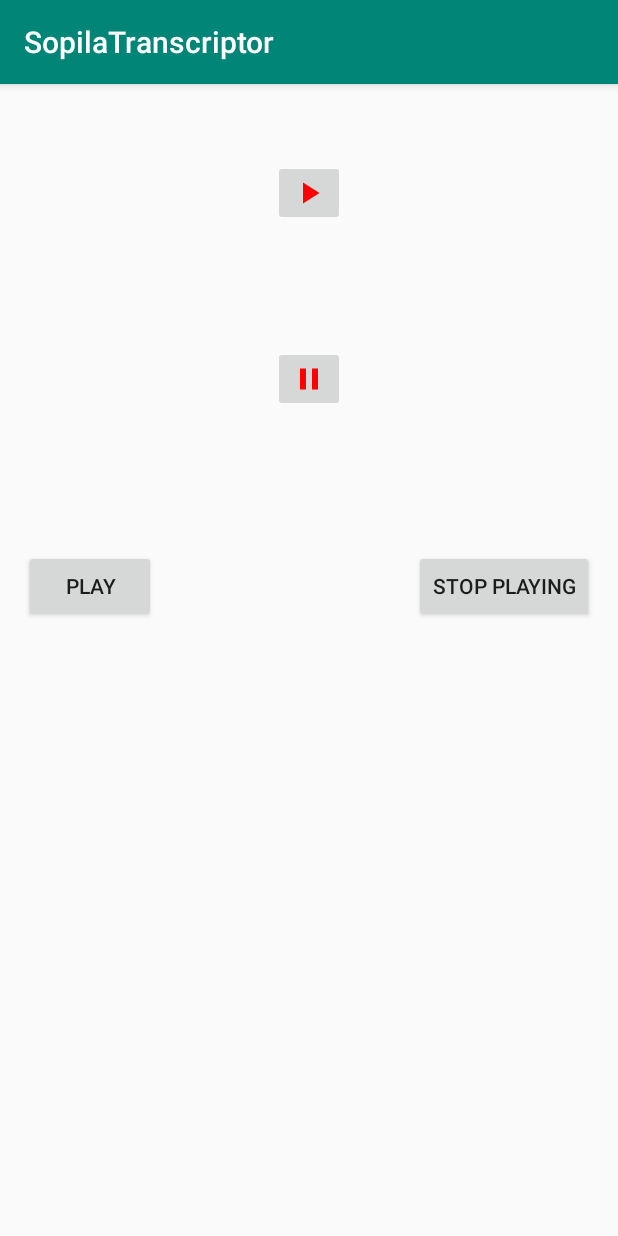
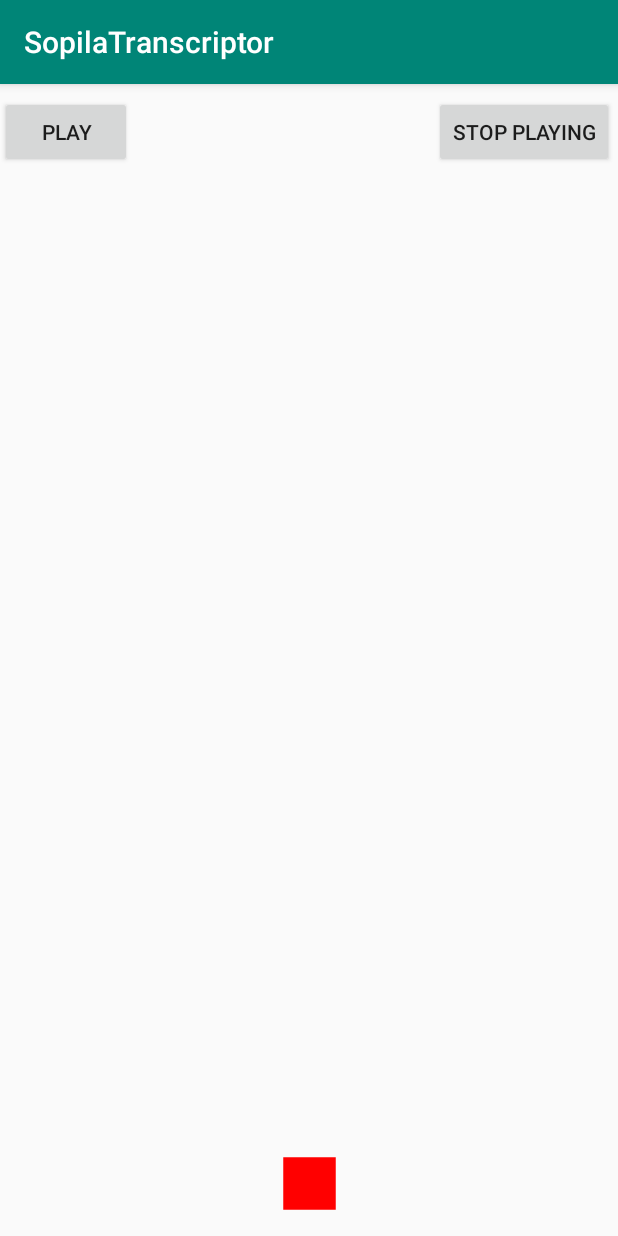
Before and after one commit to askoki/SopilaTranscriptor, an Android app: the screen it shows after launch (MainActivity), after a tap on an icon or button, on a phone screen of 412 x 824 dp. Run offline under Robolectric (Android 15) with nearby library versions, the phone set to English and light mode, and no system bars.

Commit message:
Added code for recording and converting to wav format. Filename input wip.

```diff
--- a/app/src/main/AndroidManifest.xml
+++ b/app/src/main/AndroidManifest.xml
@@ -3,6 +3,8 @@
     package="com.example.arcibald160.sopilatranscriptor">
 
     <uses-permission android:name="android.permission.RECORD_AUDIO" />
+    <uses-permission android:name="android.permission.WRITE_EXTERNAL_STORAGE" />
+    <uses-permission android:name="android.permission.READ_EXTERNAL_STORAGE" />
 
     <application
         android:allowBackup="true"
@@ -18,10 +20,6 @@
                 <category android:name="android.intent.category.LAUNCHER" />
             </intent-filter>
         </activity>
-        <activity
-            android:name=".AudioRecordTest"
-            android:label="@string/title_activity_audio_record_test"
-            android:theme="@style/AppTheme.NoActionBar"></activity>
     </application>
 
 </manifest>
--- a/app/src/main/java/com/example/arcibald160/sopilatranscriptor/MainActivity.java
+++ b/app/src/main/java/com/example/arcibald160/sopilatranscriptor/MainActivity.java
@@ -3,61 +3,53 @@ package com.example.arcibald160.sopilatranscriptor;
 import android.Manifest;
 import android.content.Context;
 import android.content.pm.PackageManager;
+import android.os.Build;
+import android.support.annotation.RequiresApi;
 import android.support.v4.app.ActivityCompat;
 import android.support.v7.app.AppCompatActivity;
 import android.os.Bundle;
 import android.view.View;
 import android.widget.Button;
-import android.widget.ImageButton;
+import android.widget.ToggleButton;
 
+@RequiresApi(api = Build.VERSION_CODES.M)
 public class MainActivity extends AppCompatActivity {
 
+    private RecordSound recordSound;
+
+    @RequiresApi(api = Build.VERSION_CODES.M)
     @Override
     protected void onCreate(Bundle savedInstanceState) {
         super.onCreate(savedInstanceState);
         setContentView(R.layout.activity_main);
 
+        recordSound = new RecordSound(getBaseContext());
+
         int PERMISSION_ALL = 0;
-        String[] PERMISSIONS = {Manifest.permission.RECORD_AUDIO};
+        String[] PERMISSIONS = {
+                Manifest.permission.RECORD_AUDIO,
+                Manifest.permission.WRITE_EXTERNAL_STORAGE,
+                Manifest.permission.READ_EXTERNAL_STORAGE
+        };
 
         if(!hasPermissions(this, PERMISSIONS)){
             ActivityCompat.requestPermissions(this, PERMISSIONS, PERMISSION_ALL);
         }
 
-        String fileName = getExternalCacheDir().getAbsolutePath();
-        fileName += "/audiorecordtest.3gp";
-        final RecordSound recordSound = new RecordSound(fileName);
-
-        ImageButton recButton = findViewById(R.id.rec_button);
-        ImageButton stopRecButton = findViewById(R.id.stop_rec_button);
+        final ToggleButton recButton = findViewById(R.id.rec_button);
         Button playButton = findViewById(R.id.play_btn);
         Button stopButton = findViewById(R.id.stop_play_btn);
 
         recButton.setOnClickListener(new View.OnClickListener() {
             @Override
             public void onClick(View view) {
-                recordSound.startRecording();
-            }
-        });
-
-        stopRecButton.setOnClickListener(new View.OnClickListener() {
-            @Override
-            public void onClick(View view) {
-                recordSound.stopRecording();
-            }
-        });
-
-        playButton.setOnClickListener(new View.OnClickListener() {
-            @Override
-            public void onClick(View view) {
-                recordSound.startPlaying();
-            }
-        });
-
-        stopButton.setOnClickListener(new View.OnClickListener() {
-            @Override
-            public void onClick(View view) {
-                recordSound.stopPlaying();
+                if (recButton.isChecked()) {
+                    recButton.setChecked(recordSound.startRecording());
+                } else {
+                    recordSound.stopRecording();
+                    InsertFileNameDialog filenameDialog = new InsertFileNameDialog();
+                    filenameDialog.show(getSupportFragmentManager(), "filename");
+                }
             }
         });
     }
@@ -73,4 +65,10 @@ public class MainActivity extends AppCompatActivity {
         }
         return true;
     }
+
+    @Override
+    protected void onPause() {
+        super.onPause();
+        recordSound.stopRecording();
+    }
 }
--- a/app/src/main/java/com/example/arcibald160/sopilatranscriptor/RecordSound.java
+++ b/app/src/main/java/com/example/arcibald160/sopilatranscriptor/RecordSound.java
@@ -1,58 +1,246 @@
 package com.example.arcibald160.sopilatranscriptor;
 
+import android.annotation.TargetApi;
+import android.content.Context;
+import android.content.res.AssetFileDescriptor;
+import android.media.AudioFormat;
+import android.media.AudioRecord;
 import android.media.MediaPlayer;
 import android.media.MediaRecorder;
+import android.media.MediaScannerConnection;
+import android.os.Build;
+import android.os.Environment;
+import android.support.annotation.RequiresApi;
 import android.util.Log;
 
+import java.io.DataInputStream;
+import java.io.DataOutputStream;
+import java.io.File;
+import java.io.FileDescriptor;
+import java.io.FileInputStream;
+import java.io.FileOutputStream;
 import java.io.IOException;
+import java.nio.ByteBuffer;
+import java.nio.ByteOrder;
 
 public class RecordSound {
 
-    private MediaRecorder mRecorder = null;
+    private static final int SAMPLING_RATE_IN_HZ = 44100;
+    private static final int CHANNEL_CONFIG = AudioFormat.CHANNEL_IN_MONO;
+    private static final int AUDIO_FORMAT = AudioFormat.ENCODING_PCM_16BIT;
+
+    /* Factor by that the minimum buffer size is multiplied. The bigger the factor it is less
+     likely that samples will be dropped, but more memory will be used. The minimum buffer
+     size is determined by getMinBufferSize(int, int, int) and depends on the recording settings.*/
+    private static final int BUFFER_SIZE_FACTOR = 2;
+    // Size of the buffer where the audio data is stored
+    private static final int BUFFER_SIZE = AudioRecord.getMinBufferSize(
+            SAMPLING_RATE_IN_HZ, CHANNEL_CONFIG, AUDIO_FORMAT) * BUFFER_SIZE_FACTOR;
+
+
+    private AudioRecord recorder;
     //    MediaPlayer is only for testing purposes
-    private MediaPlayer   mPlayer = null;
-    private static final String LOG_TAG = "com.example.arcibald160.sopilatranscriptor.RecordSound";
-    private String mFileName;
+    private MediaPlayer mPlayer = null;
 
-    public RecordSound(String fileName) {
-        mFileName = fileName;
+    private static final String LOG_TAG = "RecordSound";
+    private boolean isRecording = false;
+
+    private Thread recordingThread = null;
+    private File file;
+
+    public RecordSound(Context context) {
+        file = new File(context.getFilesDir().toString(), "recording.pcm");
+        MediaScannerConnection.scanFile(context, new String[]{file.getAbsolutePath()}, null, null);
     }
 
-    public void startRecording() {
-        mRecorder = new MediaRecorder();
-        mRecorder.setAudioSource(MediaRecorder.AudioSource.MIC);
-        mRecorder.setOutputFormat(MediaRecorder.OutputFormat.THREE_GPP);
-        mRecorder.setOutputFile(mFileName);
-        mRecorder.setAudioEncoder(MediaRecorder.AudioEncoder.AMR_NB);
+    @TargetApi(Build.VERSION_CODES.M)
+    @RequiresApi(api = Build.VERSION_CODES.LOLLIPOP)
+    public boolean startRecording() {
 
-        try {
-            mRecorder.prepare();
-        } catch (IOException e) {
-            Log.e(LOG_TAG, "prepare() failed");
-        }
+        recorder = new AudioRecord.Builder()
+                .setAudioSource(MediaRecorder.AudioSource.MIC)
+                .setAudioFormat(new AudioFormat.Builder()
+                        .setEncoding(AUDIO_FORMAT)
+                        .setSampleRate(SAMPLING_RATE_IN_HZ)
+                        .setChannelMask(CHANNEL_CONFIG)
+                        .build()
+                )
+                .build();
+        recorder.startRecording();
 
-        mRecorder.start();
+        recordingThread = new Thread(new RecordingRunnable(), "Recording Thread");
+        recordingThread.start();
+
+        isRecording = true;
+        return isRecording;
     }
 
     public void stopRecording() {
-        mRecorder.stop();
-        mRecorder.release();
-        mRecorder = null;
+        // if recorder has not started
+        if (null == recorder) {
+            return;
         }
 
-    public void startPlaying() {
+        // isRecording must be set to false before AudioRecord object is released
+        isRecording = false;
+        recorder.stop();
+        recorder.release();
+
+        recorder = null;
+        recordingThread = null;
+    }
+
+    private class RecordingRunnable implements Runnable {
+
+        @RequiresApi(api = Build.VERSION_CODES.KITKAT)
+        @Override
+        public void run() {
+            final ByteBuffer buffer = ByteBuffer.allocateDirect(BUFFER_SIZE);
+
+            try (final FileOutputStream outStream = new FileOutputStream(file)) {
+                while (isRecording) {
+                    int result = recorder.read(buffer, BUFFER_SIZE);
+                    if (result < 0) {
+                        throw new RuntimeException("Reading of audio buffer failed: " +
+                                getBufferReadFailureReason(result));
+                    }
+                    outStream.write(buffer.array(), 0, BUFFER_SIZE);
+                    buffer.clear();
+                }
+            } catch (IOException e) {
+                throw new RuntimeException("Writing of recorded audio failed", e);
+            } finally {
+                // The location of your PCM file
+                File f1 = new File(file.getAbsolutePath());
+                // The location where you want your WAV file
+                File f2 = new File(Environment.getExternalStorageDirectory().getAbsolutePath() + "/test.wav");
+
+                try {
+                    rawToWave(f1, f2);
+                } catch (IOException e) {
+                    e.printStackTrace();
+                } finally {
+                    // TODO: remove this test
                     mPlayer = new MediaPlayer();
                     try {
-            mPlayer.setDataSource(mFileName);
+                        mPlayer.setDataSource(f2.getAbsolutePath());
                         mPlayer.prepare();
                         mPlayer.start();
                     } catch (IOException e) {
                         Log.e(LOG_TAG, "prepare() failed");
+                    } finally {
+                        mPlayer = null;
+                    }
+
+                }
+            }
+        }
+        private String getBufferReadFailureReason(int errorCode) {
+            switch (errorCode) {
+                case AudioRecord.ERROR_INVALID_OPERATION:
+                    return "ERROR_INVALID_OPERATION";
+                case AudioRecord.ERROR_BAD_VALUE:
+                    return "ERROR_BAD_VALUE";
+                case AudioRecord.ERROR_DEAD_OBJECT:
+                    return "ERROR_DEAD_OBJECT";
+                case AudioRecord.ERROR:
+                    return "ERROR";
+                default:
+                    return "Unknown (" + errorCode + ")";
+            }
         }
     }
 
-    public void stopPlaying() {
-        mPlayer.release();
-        mPlayer = null;
+    // creation of .wav file
+    private void rawToWave(final File rawFile, final File waveFile) throws IOException {
+        byte[] rawData = new byte[(int) rawFile.length()];
+        DataInputStream input = null;
+        try {
+            input = new DataInputStream(new FileInputStream(rawFile));
+            input.read(rawData);
+        } finally {
+            if (input != null) {
+                input.close();
             }
         }
+
+
+        DataOutputStream output = null;
+        try {
+            output = new DataOutputStream(new FileOutputStream(waveFile));
+            // WAVE header
+            // see http://ccrma.stanford.edu/courses/422/projects/WaveFormat/
+            writeString(output, "RIFF"); // chunk id
+            writeInt(output, 36 + rawData.length); // chunk size
+            writeString(output, "WAVE"); // format
+            writeString(output, "fmt "); // subchunk 1 id
+            writeInt(output, 16); // subchunk 1 size
+            writeShort(output, (short) 1); // audio format (1 = PCM)
+            writeShort(output, (short) 1); // number of channels
+            writeInt(output, 44100); // sample rate
+            writeInt(output, SAMPLING_RATE_IN_HZ * 2); // byte rate
+            writeShort(output, (short) 2); // block align
+            writeShort(output, (short) 16); // bits per sample
+            writeString(output, "data"); // subchunk 2 id
+            writeInt(output, rawData.length); // subchunk 2 size
+
+            // Audio data (conversion big endian -> little endian)
+            short[] shorts = new short[rawData.length / 2];
+            ByteBuffer.wrap(rawData).order(ByteOrder.LITTLE_ENDIAN).asShortBuffer().get(shorts);
+            ByteBuffer bytes = ByteBuffer.allocate(shorts.length * 2);
+
+            for (short s : shorts) {
+                bytes.putShort(s);
+            }
+
+            output.write(fullyReadFileToBytes(rawFile));
+        } finally {
+            if (output != null) {
+                output.close();
+            }
+        }
+    }
+
+    byte[] fullyReadFileToBytes(File f) throws IOException {
+        int size = (int) f.length();
+        byte bytes[] = new byte[size];
+        byte tmpBuff[] = new byte[size];
+        FileInputStream fis= new FileInputStream(f);
+        try {
+
+            int read = fis.read(bytes, 0, size);
+            if (read < size) {
+                int remain = size - read;
+                while (remain > 0) {
+                    read = fis.read(tmpBuff, 0, remain);
+                    System.arraycopy(tmpBuff, 0, bytes, size - remain, read);
+                    remain -= read;
+                }
+            }
+        }  catch (IOException e){
+            throw e;
+        } finally {
+            fis.close();
+        }
+
+        return bytes;
+    }
+
+    private void writeInt(final DataOutputStream output, final int value) throws IOException {
+        output.write(value >> 0);
+        output.write(value >> 8);
+        output.write(value >> 16);
+        output.write(value >> 24);
+    }
+
+    private void writeShort(final DataOutputStream output, final short value) throws IOException {
+        output.write(value >> 0);
+        output.write(value >> 8);
+    }
+
+    private void writeString(final DataOutputStream output, final String value) throws IOException {
+        for (int i = 0; i < value.length(); i++) {
+            output.write(value.charAt(i));
+        }
+    }
+}
--- /dev/null
+++ b/app/src/main/res/drawable/ic_toggle.xml
@@ -0,0 +1,10 @@
+<?xml version="1.0" encoding="utf-8"?>
+<selector xmlns:android="http://schemas.android.com/apk/res/android">
+
+    <item android:state_checked="false"
+        android:drawable="@drawable/record_img" />
+
+    <item android:state_checked="true"
+        android:drawable="@drawable/stop_img" />
+
+</selector>
--- /dev/null
+++ b/app/src/main/res/drawable/record_img.xml
@@ -0,0 +1,5 @@
+<vector android:height="24dp" android:tint="#FF0000"
+    android:viewportHeight="24.0" android:viewportWidth="24.0"
+    android:width="24dp" xmlns:android="http://schemas.android.com/apk/res/android">
+    <path android:fillColor="#010101" android:pathData="M12,12m-8,0a8,8 0,1 1,16 0a8,8 0,1 1,-16 0"/>
+</vector>
--- /dev/null
+++ b/app/src/main/res/drawable/stop_img.xml
@@ -0,0 +1,5 @@
+<vector android:height="24dp" android:tint="#FF0000"
+    android:viewportHeight="24.0" android:viewportWidth="24.0"
+    android:width="24dp" xmlns:android="http://schemas.android.com/apk/res/android">
+    <path android:fillColor="#FF000000" android:pathData="M6,6h12v12H6z"/>
+</vector>
--- a/app/src/main/res/layout/activity_main.xml
+++ b/app/src/main/res/layout/activity_main.xml
@@ -6,58 +6,37 @@
     android:layout_height="match_parent"
     tools:context=".MainActivity">
 
-    <ImageButton
-        android:id="@+id/rec_button"
-        android:layout_width="wrap_content"
-        android:layout_height="wrap_content"
-        android:src="@drawable/play"
-        app:layout_constraintBottom_toBottomOf="parent"
-        app:layout_constraintEnd_toEndOf="parent"
-        app:layout_constraintStart_toStartOf="parent"
-        app:layout_constraintTop_toTopOf="parent"
-        app:layout_constraintVertical_bias="0.07" />
-
-    <ImageButton
-        android:id="@+id/stop_rec_button"
-        android:layout_width="wrap_content"
-        android:layout_height="wrap_content"
-        android:layout_marginStart="8dp"
-        android:layout_marginLeft="8dp"
-        android:layout_marginTop="80dp"
-        android:layout_marginEnd="8dp"
-        android:layout_marginRight="8dp"
-        android:layout_marginBottom="8dp"
-        app:layout_constraintBottom_toBottomOf="parent"
-        app:layout_constraintEnd_toEndOf="parent"
-        app:layout_constraintStart_toStartOf="parent"
-        app:layout_constraintTop_toBottomOf="@+id/rec_button"
-        app:layout_constraintVertical_bias="0.0"
-        android:src="@drawable/pause_img" />
-
     <Button
         android:id="@+id/play_btn"
         android:layout_width="wrap_content"
         android:layout_height="wrap_content"
-        android:layout_marginStart="16dp"
-        android:layout_marginLeft="16dp"
-        android:layout_marginTop="92dp"
+        android:layout_marginTop="8dp"
         android:text="Play"
         app:layout_constraintStart_toStartOf="parent"
-        app:layout_constraintTop_toBottomOf="@+id/stop_rec_button" />
+        app:layout_constraintTop_toTopOf="parent" />
 
     <Button
         android:id="@+id/stop_play_btn"
         android:layout_width="wrap_content"
         android:layout_height="wrap_content"
-        android:layout_marginStart="8dp"
-        android:layout_marginLeft="8dp"
-        android:layout_marginTop="92dp"
-        android:layout_marginEnd="16dp"
-        android:layout_marginRight="16dp"
+        android:layout_marginTop="8dp"
         android:text="Stop playing"
         app:layout_constraintEnd_toEndOf="parent"
-        app:layout_constraintHorizontal_bias="1.0"
+        app:layout_constraintHorizontal_bias="0.988"
         app:layout_constraintStart_toEndOf="@+id/play_btn"
-        app:layout_constraintTop_toBottomOf="@+id/stop_rec_button" />
+        app:layout_constraintTop_toTopOf="parent" />
+
+    <ToggleButton
+        android:id="@+id/rec_button"
+        android:layout_width="@dimen/record_button_size"
+        android:layout_height="@dimen/record_button_size"
+        android:background="@drawable/ic_toggle"
+        android:gravity="center"
+        android:text=""
+        android:textOff=""
+        android:textOn=""
+        app:layout_constraintBottom_toBottomOf="parent"
+        app:layout_constraintEnd_toEndOf="parent"
+        app:layout_constraintStart_toStartOf="parent" />
 
 </android.support.constraint.ConstraintLayout>
--- a/app/src/main/res/values/dimens.xml
+++ b/app/src/main/res/values/dimens.xml
@@ -1,3 +1,4 @@
 <resources>
     <dimen name="fab_margin">16dp</dimen>
+    <dimen name="record_button_size">70dp</dimen>
 </resources>
--- a/app/src/main/res/values/strings.xml
+++ b/app/src/main/res/values/strings.xml
@@ -1,4 +1,6 @@
 <resources>
-    <string name="app_name">SopilaTranscriptor</string>
-    <string name="title_activity_audio_record_test">AudioRecordTest</string>
+    <string name="app_name" translatable="true">SopilaTranscriptor</string>
+    <string name="filename_dialog_header" translatable="true">Insert new file name</string>
+    <string name="ok" translatable="true">Ok</string>
+    <string name="cancel" translatable="true">Cancel</string>
 </resources>
--- a/app/src/main/res/values/styles.xml
+++ b/app/src/main/res/values/styles.xml
@@ -16,5 +16,4 @@
     <style name="AppTheme.AppBarOverlay" parent="ThemeOverlay.AppCompat.Dark.ActionBar" />
 
     <style name="AppTheme.PopupOverlay" parent="ThemeOverlay.AppCompat.Light" />
-
 </resources>
```
Also changed, not shown: app/src/main/java/com/example/arcibald160/sopilatranscriptor/InsertFileNameDialog.java (added, +51 -0 lines), app/src/main/res/layout/filename_dialog.xml (added, +14 -0 lines). Lines whose indentation alone changed are shown as unchanged.
